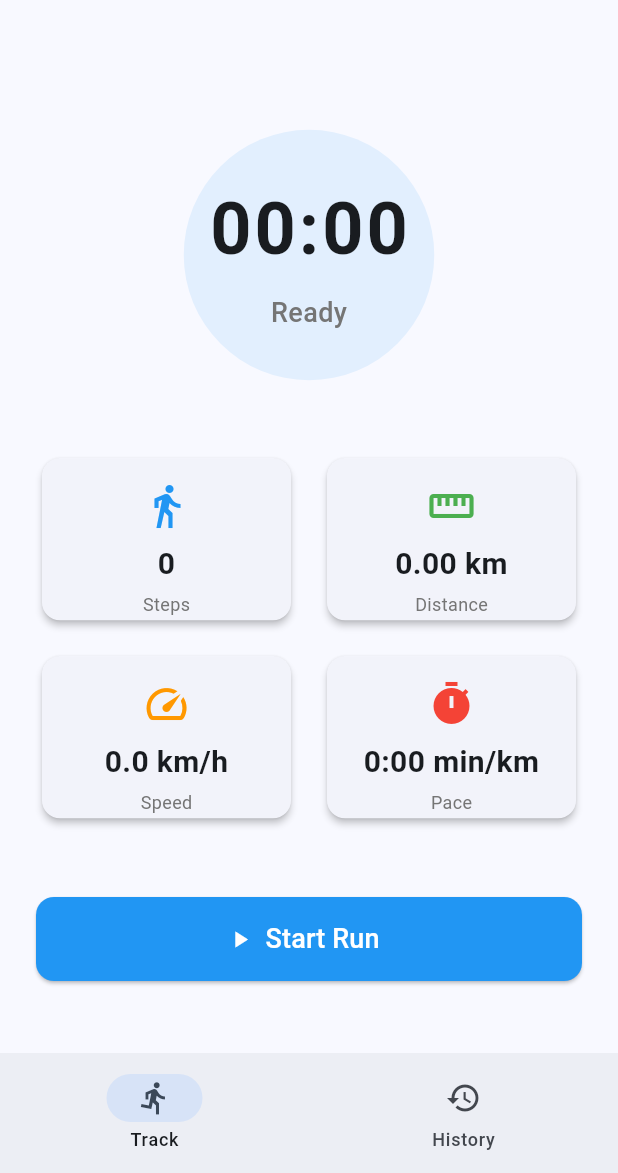
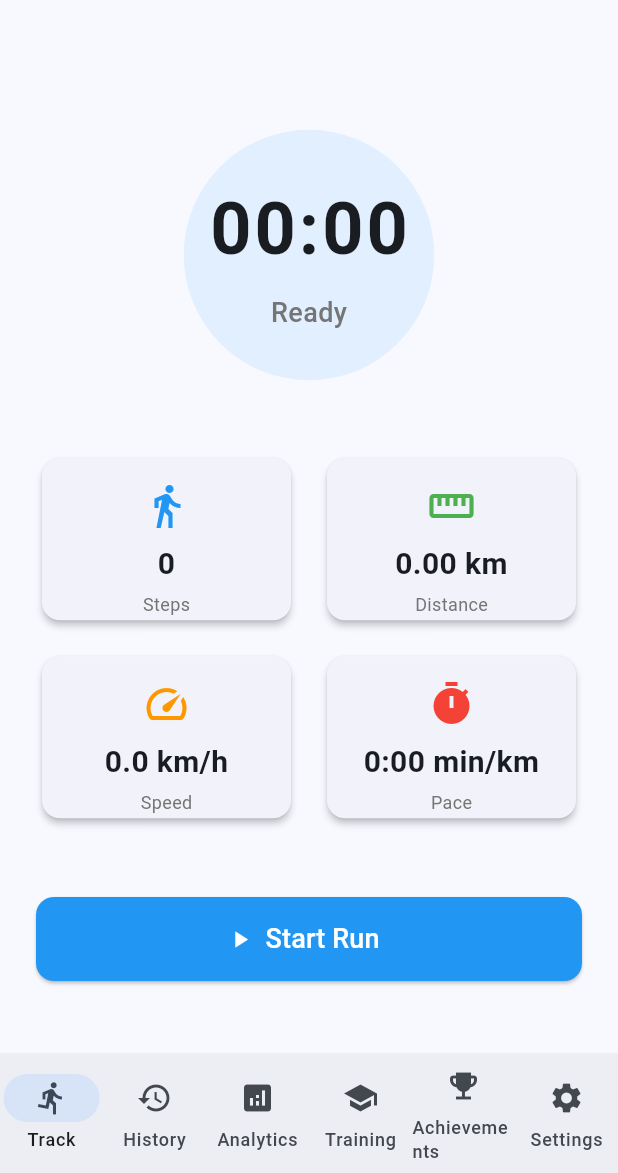
Before and after one commit to paeru12/runs, a Flutter app: the screen it shows after launch, on a phone screen of 412 x 824 dp, the part 63-1236 px from its top. Run offline on Flutter 3.47's test engine with Material 3 defaults, Android fonts, the phone set to English and light mode, and no system bars; our stand-ins replace fl_chart, geolocator, google_maps_flutter, pedometer, sqflite; accounts and stored records are empty.

Commit message:
Updated session_summary_screen.dart

```diff
--- a/lib/screens/home_screen.dart
+++ b/lib/screens/home_screen.dart
@@ -3,6 +3,10 @@ import 'package:provider/provider.dart';
 import '../providers/running_session_provider.dart';
 import 'tracking_screen.dart';
 import 'history_screen.dart';
+import 'analytics_screen.dart';
+import 'training_screen.dart';
+import 'achievements_screen.dart';
+import 'settings_screen.dart';
 
 class HomeScreen extends StatefulWidget {
   const HomeScreen({super.key});
@@ -17,6 +21,10 @@ class _HomeScreenState extends State<HomeScreen> {
   final List<Widget> _screens = [
     const TrackingScreen(),
     const HistoryScreen(),
+    const AnalyticsScreen(),
+    const TrainingScreen(),
+    const AchievementsScreen(),
+    const SettingsScreen(),
   ];
 
   @override
@@ -39,6 +47,22 @@ class _HomeScreenState extends State<HomeScreen> {
             icon: Icon(Icons.history),
             label: 'History',
           ),
+          NavigationDestination(
+            icon: Icon(Icons.analytics),
+            label: 'Analytics',
+          ),
+          NavigationDestination(
+            icon: Icon(Icons.school),
+            label: 'Training',
+          ),
+          NavigationDestination(
+            icon: Icon(Icons.emoji_events),
+            label: 'Achievements',
+          ),
+          NavigationDestination(
+            icon: Icon(Icons.settings),
+            label: 'Settings',
+          ),
         ],
       ),
     );
```
Also changed, not shown: lib/screens/session_summary_screen.dart (+60 -1 lines).
